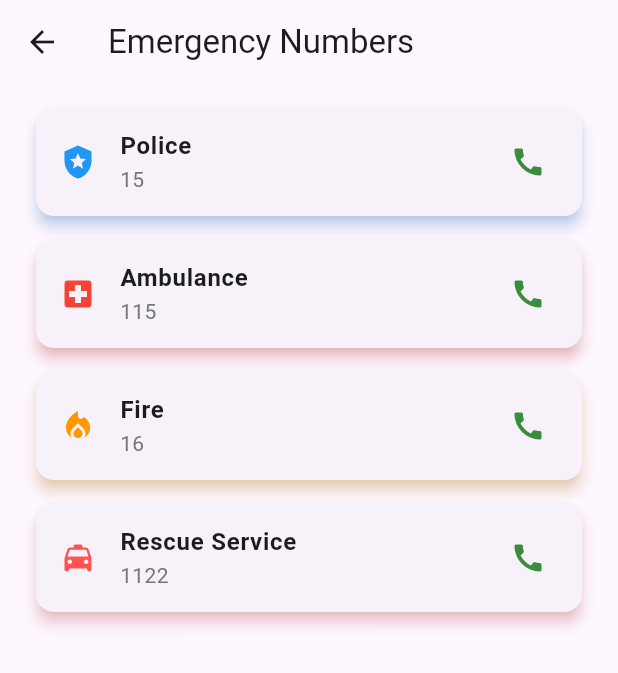
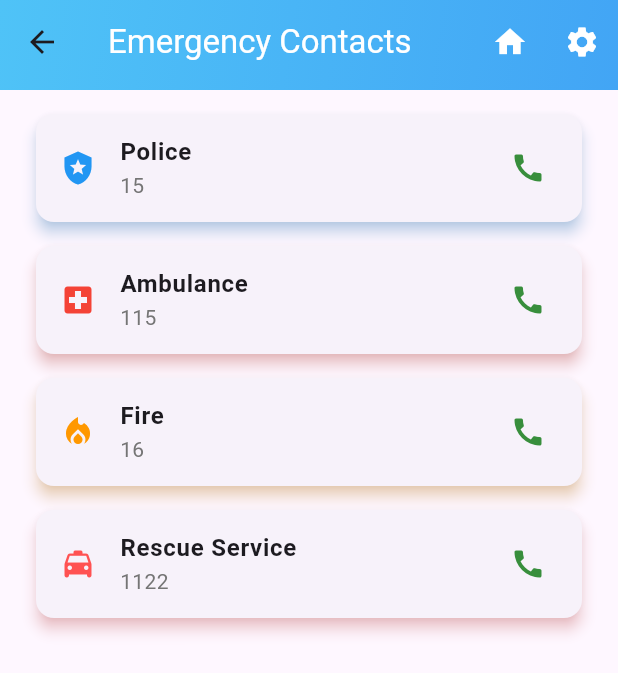
Before and after one commit to Abdeali5253/fyp, a Flutter app: the screen it shows after launch, after a tap on the "contact phone" icon, on a phone screen of 412 x 824 dp. Shown: the top 673 px of the screen. Run offline on Flutter 3.47's test engine with Material 3 defaults, Android fonts, the phone set to English and light mode, and no system bars; our stand-ins replace permission_handler.

Commit message:
made setting screens and updated some other things

```diff
--- a/lib/main.dart
+++ b/lib/main.dart
@@ -1,35 +1,43 @@
 import 'package:flutter/material.dart';
+import 'package:permission_handler/permission_handler.dart';
+import 'package:provider/provider.dart';
 import 'src/utils/theme.dart';
 import 'src/utils/constants.dart';
 import 'src/views/home_screen.dart';
+import 'src/utils/theme_provider.dart';
 
 void main() {
-  runApp(const MyApp());
+  runApp(MyApp());
 }
 
-class MyApp extends StatefulWidget {
-  const MyApp({super.key});
+class MyApp extends StatelessWidget {
 
   @override
-  _MyAppState createState() => _MyAppState();
-}
-
-class _MyAppState extends State<MyApp> {
-  bool _isDarkMode = false;
-
-  void toggleTheme() {
-    setState(() {
-      _isDarkMode = !_isDarkMode;
-    });
+  void initState() {
+    _requestPermissions();
   }
 
+  Future<void> _requestPermissions() async {
+    await Permission.location.request();
+    Map<Permission, PermissionStatus> statuses = await [
+      Permission.location,
+      //Permission.callPhone,
+    ].request();
+  }
   @override
   Widget build(BuildContext context) {
-    return MaterialApp(
-      title: AppConstants.appName,
-      debugShowCheckedModeBanner: false,
-      theme: _isDarkMode ? AppTheme.darkTheme : AppTheme.lightTheme,
-      home: HomeScreen(toggleTheme: toggleTheme),
+    return ChangeNotifierProvider(
+      create: (context) => ThemeProvider(AppTheme.lightTheme),
+      child: Consumer<ThemeProvider>(
+        builder: (context, themeProvider, child) {
+          return MaterialApp(
+            debugShowCheckedModeBanner: false,
+            title: AppConstants.appName,
+            theme: themeProvider.getTheme(),
+            home: HomeScreen(),
+          );
+        },
+      ),
     );
   }
 }
--- a/lib/src/utils/theme.dart
+++ b/lib/src/utils/theme.dart
@@ -10,4 +10,5 @@ class AppTheme {
     primarySwatch: Colors.blue,
     brightness: Brightness.dark,
   );
+
 }
--- /dev/null
+++ b/lib/src/utils/theme_provider.dart
@@ -0,0 +1,23 @@
+import 'package:flutter/material.dart';
+import 'theme.dart';
+
+class ThemeProvider with ChangeNotifier {
+  ThemeData _themeData;
+
+  ThemeProvider(this._themeData);
+
+  getTheme() => _themeData;
+
+  setTheme(ThemeData theme) {
+    _themeData = theme;
+    notifyListeners();
+  }
+
+  toggleTheme() {
+    if (_themeData == AppTheme.lightTheme) {
+      setTheme(AppTheme.darkTheme);
+    } else {
+      setTheme(AppTheme.lightTheme);
+    }
+  }
+}
--- a/lib/src/views/emergency_num_screen.dart
+++ b/lib/src/views/emergency_num_screen.dart
@@ -1,5 +1,6 @@
 import 'package:flutter/material.dart';
 import 'package:url_launcher/url_launcher.dart';
+import '../widgets/app_bar.dart';
 
 class EmergencyNumScreen extends StatelessWidget {
   const EmergencyNumScreen({Key? key}) : super(key: key);
@@ -34,9 +35,7 @@ class EmergencyNumScreen extends StatelessWidget {
   @override
   Widget build(BuildContext context) {
     return Scaffold(
-      appBar: AppBar(
-        title: const Text('Emergency Numbers'),
-      ),
+      appBar: CustomAppBar(title: 'Emergency Contacts', showHomeIcon: true),
       body: ListView(
         padding: const EdgeInsets.all(8.0),
         children: <Widget>[
--- a/lib/src/views/home_screen.dart
+++ b/lib/src/views/home_screen.dart
@@ -1,23 +1,24 @@
 import 'package:flutter/material.dart';
 import '../widgets/app_bar.dart';
-import '../utils/constants.dart';
 import '../utils/responsive.dart';
+import 'package:provider/provider.dart';
+import '../utils/theme_provider.dart';
 
 class HomeScreen extends StatelessWidget {
-  final Function toggleTheme;
-
-  const HomeScreen({Key? key, required this.toggleTheme}) : super(key: key);
+  const HomeScreen({Key? key}) : super(key: key);
 
   @override
   Widget build(BuildContext context) {
+    final themeProvider = Provider.of<ThemeProvider>(context, listen: false);
     final int crossAxisCount = ResponsiveUtil.responsiveValue(
       context: context,
       mobile: 2,
       tablet: 4,
     ).round();
 
-    return Scaffold(
-      appBar: CustomAppBar(toggleTheme: toggleTheme),
+    return SafeArea(
+      child: Scaffold(
+        appBar: CustomAppBar(title: 'Flood Alert App',),
         body: GridView.count(
           crossAxisCount: crossAxisCount,
           childAspectRatio: 1,
@@ -27,10 +28,10 @@ class HomeScreen extends StatelessWidget {
             );
           }),
         ),
+      ),
     );
   }
 }
-
 
 class Choice {
   const Choice({required this.title, required this.icon});
@@ -38,11 +39,9 @@ class Choice {
   final IconData icon;
 }
 
-const List<Choice> choices = const <Choice>[
-  const Choice(title: 'Alerts', icon: Icons.warning),
-  const Choice(title: 'Map', icon: Icons.map),
-  const Choice(title: 'Safety', icon: Icons.security),
-  const Choice(title: 'Settings', icon: Icons.settings),
+const List<Choice> choices = <Choice>[
+  Choice(title: 'Alerts', icon: Icons.warning),
+  Choice(title: 'Map', icon: Icons.map),
 ];
 
 class SelectCard extends StatelessWidget {
--- a/lib/src/widgets/app_bar.dart
+++ b/lib/src/widgets/app_bar.dart
@@ -1,33 +1,70 @@
+
 import 'package:flutter/material.dart';
-import '../utils/constants.dart';
-import '../views/emergency_num_screen.dart'; // Ensure the path matches your project structure
+import '../views/home_screen.dart';
+import '../views/emergency_num_screen.dart';
+import '../views/settings.dart';
 
 class CustomAppBar extends StatelessWidget implements PreferredSizeWidget {
   @override
   final Size preferredSize;
-  final Function toggleTheme;
+  final String title;
+  final bool showHomeIcon;
 
-  const CustomAppBar({Key? key, required this.toggleTheme})
-      : preferredSize = const Size.fromHeight(60.0),
+  const CustomAppBar({
+    Key? key,
+    required this.title,
+    this.showHomeIcon = false,
+  }) : preferredSize = const Size.fromHeight(60.0),
         super(key: key);
 
   @override
   Widget build(BuildContext context) {
+    // Dynamic gradient based on app theme
+    final isDarkMode = Theme.of(context).brightness == Brightness.dark;
+    final gradientColors = isDarkMode
+        ? [Colors.blueGrey.shade800, Colors.black87]
+        : [Colors.lightBlue.shade300, Colors.blue.shade400];
+
     return AppBar(
-      title: const Text(AppConstants.appName),
+      title: Text(title, style: TextStyle(color: isDarkMode ? Colors.white : Colors.white)),
+      backgroundColor: Colors.transparent, // Making AppBar background transparent
+      flexibleSpace: Container(
+        decoration: BoxDecoration(
+          gradient: LinearGradient(
+            begin: Alignment.topLeft,
+            end: Alignment.bottomRight,
+            colors: gradientColors,
+          ),
+        ),
+      ),
       actions: <Widget>[
-        IconButton(
-          icon: const Icon(Icons.contact_phone),
-          onPressed: () {
-            // Navigate to EmergencyNumScreen
-            Navigator.of(context).push(MaterialPageRoute(builder: (context) => EmergencyNumScreen()));
-          },
+        if (showHomeIcon)
+          IconButton(
+            icon: const Icon(Icons.home, color: Colors.white),
+            onPressed: () => Navigator.of(context).pushAndRemoveUntil(
+              MaterialPageRoute(builder: (context) => const HomeScreen()),
+                  (Route<dynamic> route) => false,
+            ),
+          ),
+        if (title == 'Settings' || title == 'Flood Alert App')
+          IconButton(
+            icon: const Icon(Icons.contact_phone, color: Colors.white),
+            onPressed: () => Navigator.of(context).push(MaterialPageRoute(
+                builder: (context) => const EmergencyNumScreen())),
+          ),
+        if (title == 'Emergency Contacts' || title == 'Flood Alert App')
+          IconButton(
+            icon: const Icon(Icons.settings, color: Colors.white),
+            onPressed: () => Navigator.of(context).push(
+                MaterialPageRoute(builder: (context) => const SettingsScreen())),
+          ),
+      ],
+      elevation: 10.0, // Adds shadow for depth
+      shape: RoundedRectangleBorder(
+        borderRadius: BorderRadius.vertical(
+          bottom: Radius.circular(30), // Rounded bottom edges
         ),
-        IconButton(
-          icon: const Icon(Icons.wb_sunny),
-          onPressed: () => toggleTheme(),
-        ),
-      ],
+      ),
     );
   }
 }
--- a/pubspec.yaml
+++ b/pubspec.yaml
@@ -15,6 +15,8 @@ dependencies:
 
   cupertino_icons: ^1.0.2
   url_launcher: ^6.2.4
+  permission_handler: ^11.2.0
+  provider: ^6.1.1
 
 dev_dependencies:
   flutter_test:
```
Also changed, not shown: lib/src/views/settings.dart (added, +97 -0 lines), lib/src/views/safety_screen.dart (deleted), pubspec.lock, 1 other file. Lines whose indentation alone changed are shown as unchanged.
